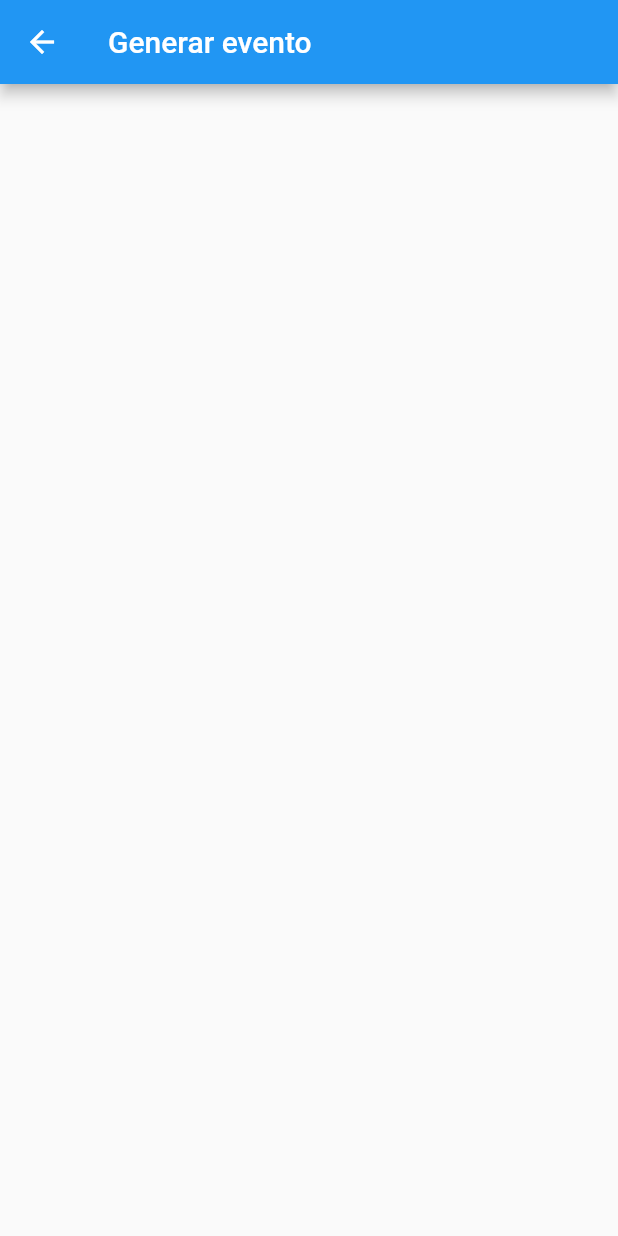
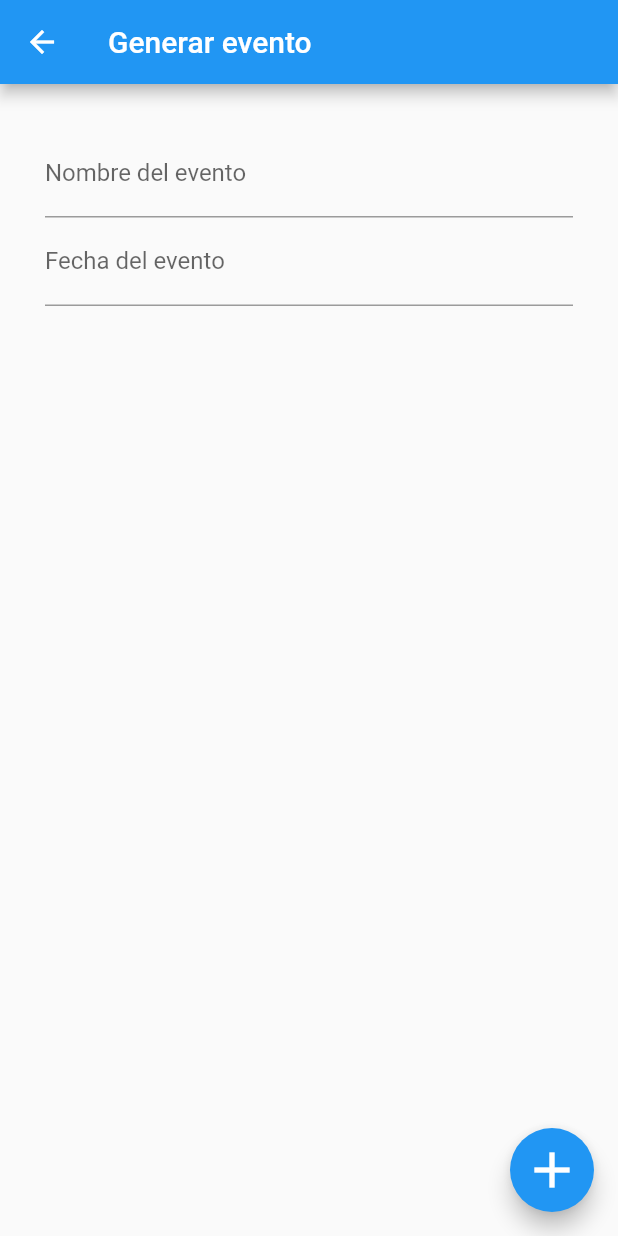
Before and after one commit to Sloot04/form_generator, a Flutter app: the FormGeneratorPage screen opened by its route, on a phone screen of 412 x 824 dp. Run offline on Flutter 3.47's test engine with Material 2 defaults, Android fonts, the light colour scheme and no system bars; our stand-ins replace bloc, flutter_bloc.

Commit message:
card form

```diff
--- a/lib/bloc/card_bloc.dart
+++ b/lib/bloc/card_bloc.dart
@@ -12,10 +12,10 @@ class CardBloc extends Bloc<CardEvent, CardState> {
     });
   }
 
-  @override
+ /*  @override
   void onTransition(Transition<CardEvent, CardState> transition) {
     super.onTransition(transition);
     // ignore: avoid_print
     print(transition.currentState.courses.length);
-  }
+  } */
 }
--- a/lib/pages/form_generator_page.dart
+++ b/lib/pages/form_generator_page.dart
@@ -1,7 +1,26 @@
 import 'package:flutter/material.dart';
+import 'package:flutter_bloc/flutter_bloc.dart';
+import 'package:form_generator/bloc/card_bloc.dart';
+import 'package:form_generator/models/course_model.dart';
 
-class FormGeneratorPage extends StatelessWidget {
+class FormGeneratorPage extends StatefulWidget {
   const FormGeneratorPage({Key? key}) : super(key: key);
+
+  @override
+  State<FormGeneratorPage> createState() => _FormGeneratorPageState();
+}
+
+class _FormGeneratorPageState extends State<FormGeneratorPage> {
+  final _formKey = GlobalKey<FormState>();
+  TextEditingController nameCtr = TextEditingController();
+  TextEditingController dateCtr = TextEditingController();
+
+  @override
+  void dispose() {
+    nameCtr.dispose();
+    dateCtr.dispose();
+    super.dispose();
+  }
 
   @override
   Widget build(BuildContext context) {
@@ -10,10 +29,41 @@ class FormGeneratorPage extends StatelessWidget {
         title: const Text('Generar evento'),
       ),
       body: Column(
-        children: const [
-
+        children: [
+          Container(
+            padding: const EdgeInsets.all(30),
+            child: Form(
+                key: _formKey,
+                child: Column(
+                  children: [
+                    TextFormField(
+                      controller: nameCtr,
+                      decoration:
+                          const InputDecoration(labelText: 'Nombre del evento'),
+                    ),
+                    TextFormField(
+                      controller: dateCtr,
+                      decoration:
+                          const InputDecoration(labelText: 'Fecha del evento'),
+                    )
+                  ],
+                )),
+          )
         ],
-      )
+      ),
+      floatingActionButton: FloatingActionButton(
+          tooltip: 'Agregar Evento',
+          child: const Icon(
+            Icons.add,
+            size: 40,
+          ),
+          onPressed: () {
+            BlocProvider.of<CardBloc>(context, listen: false).add(
+                AddCourseEvent(Course(
+                    name: nameCtr.text, date: dateCtr.text, inscriptions: [])));
+            _formKey.currentState!.reset();
+            Navigator.pushNamed(context, '/');
+          }),
     );
   }
 }
```
Also changed, not shown: lib/pages/main_page.dart (+9 -12 lines).
